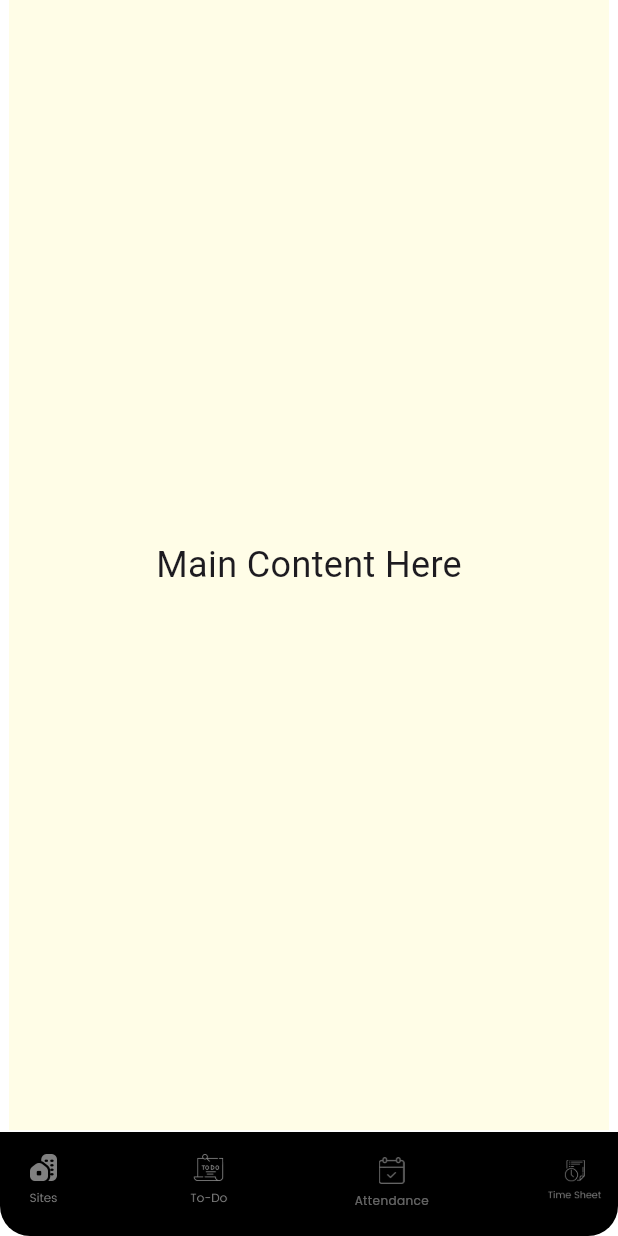
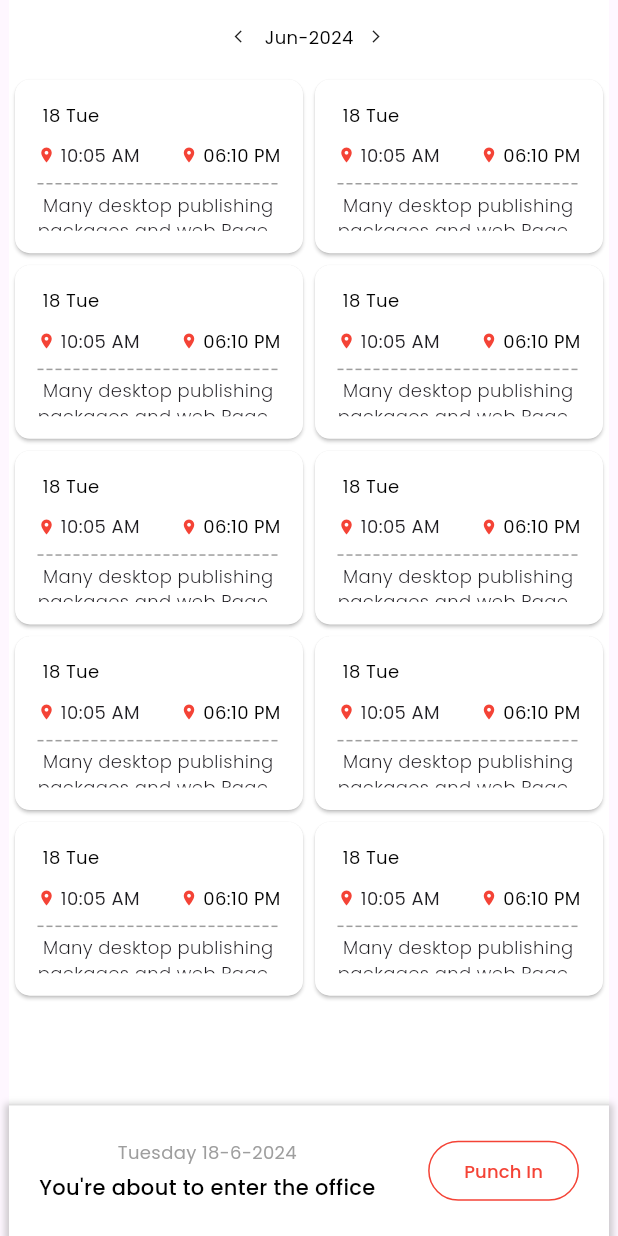
Before and after one commit to MrRohitG/ui3-punch-In-punch-out-in-attendance_-, a Flutter app: the screen it shows after launch, on a phone screen of 412 x 824 dp. Run offline on Flutter 3.47's test engine with Material 3 defaults, Android fonts, the phone set to English and light mode, and no system bars; drawn by our look-alikes of dotted_line; our stand-ins replace google_fonts.

Commit message:
just optimsied code

```diff
--- a/lib/attend1.dart
+++ b/lib/attend1.dart
@@ -51,16 +51,19 @@ class _atted1State extends State<Atted1> {
   }
 
   void insertData() {
-    List<AttedBlock> tempItems = List.generate(10, (index) {
-      return AttedBlock(
-        // date: "${DateFormat.MMM().format(selectedDate)}-${selectedDate.year}",
-        date:
-            "${DateFormat.d().format(selectedDate)} ${DateFormat.E().format(selectedDate)}",
-        punchIn: "10:05 AM",
-        punchOut: "06:10 PM",
-        note: "Many desktop publishing packages and web Page",
+    List<AttedBlock> tempItems = [];
+
+    for (int i = 0; i < 10; i++) {
+      tempItems.add(
+        AttedBlock(
+          date:
+              "${DateFormat.d().format(selectedDate)} ${DateFormat.E().format(selectedDate)}",
+          punchIn: "10:05 AM",
+          punchOut: "06:10 PM",
+          note: "Many desktop publishing packages and web Page",
+        ),
       );
-    });
+    }
 
     setState(() {
       items = tempItems;
--- /dev/null
+++ b/lib/attend1_optimised.dart
@@ -0,0 +1,317 @@
+import 'package:flutter/material.dart';
+import 'package:google_fonts/google_fonts.dart';
+import 'package:dotted_line/dotted_line.dart';
+import 'package:intl/intl.dart';
+
+class AttedBlock {
+  final String date;
+  final String punchIn;
+  final String punchOut;
+  final String note;
+
+  AttedBlock({
+    required this.date,
+    required this.punchIn,
+    required this.punchOut,
+    required this.note,
+  });
+}
+
+class AttedOptimised1 extends StatefulWidget {
+  const AttedOptimised1({super.key});
+
+  @override
+  State<AttedOptimised1> createState() => _AttedOptimised1State();
+}
+
+class _AttedOptimised1State extends State<AttedOptimised1> {
+  List<AttedBlock> items = [];
+  DateTime selectedDate = DateTime.now();
+  bool isPunched = false;
+
+  @override
+  void initState() {
+    super.initState();
+    insertData();
+  }
+
+  Future<void> _selectDate(BuildContext context) async {
+    final DateTime? picked = await showDatePicker(
+      context: context,
+      initialDate: selectedDate,
+      firstDate: DateTime(2000),
+      lastDate: DateTime(2101),
+      initialDatePickerMode: DatePickerMode.year,
+    );
+    if (picked != null && picked != selectedDate) {
+      setState(() {
+        selectedDate = picked;
+        insertData();
+      });
+    }
+  }
+
+  void insertData() {
+    items = List.generate(
+      10,
+      (i) => AttedBlock(
+        date:
+            "${DateFormat.d().format(selectedDate)} ${DateFormat.E().format(selectedDate)}",
+        punchIn: "10:05 AM",
+        punchOut: "06:10 PM",
+        note: "Many desktop publishing packages and web Page",
+      ),
+    );
+    setState(() {});
+  }
+
+  Widget _buildDateSelector() {
+    return GestureDetector(
+      onTap: () => _selectDate(context),
+      child: Container(
+        width: 155,
+        padding: const EdgeInsets.all(8),
+        decoration: ShapeDecoration(
+          color: Colors.white,
+          shape: RoundedRectangleBorder(
+            borderRadius: BorderRadius.circular(15.0),
+          ),
+        ),
+        child: Row(
+          mainAxisAlignment: MainAxisAlignment.center,
+          children: [
+            const Icon(Icons.arrow_back_ios, size: 10),
+            const SizedBox(width: 10),
+            Text(
+              "${DateFormat.MMM().format(selectedDate)}-${selectedDate.year}",
+              style: GoogleFonts.poppins(
+                  fontSize: 12,
+                  color: Colors.black,
+                  fontWeight: FontWeight.w400),
+            ),
+            const SizedBox(width: 10),
+            const Icon(Icons.arrow_forward_ios, size: 10),
+          ],
+        ),
+      ),
+    );
+  }
+
+  Widget _buildAttendanceCard(AttedBlock item) {
+    return Card(
+      shape: RoundedRectangleBorder(borderRadius: BorderRadius.circular(10.0)),
+      color: Colors.white,
+      child: Padding(
+        padding: const EdgeInsets.all(15),
+        child: Column(
+          crossAxisAlignment: CrossAxisAlignment.start,
+          children: [
+            Text(
+              " ${DateFormat.d().format(selectedDate)} ${DateFormat.E().format(selectedDate)}",
+              style: GoogleFonts.poppins(
+                  fontSize: 12,
+                  color: Colors.black,
+                  fontWeight: FontWeight.w400),
+            ),
+            const SizedBox(height: 10),
+            Row(
+              children: [
+                const Icon(Icons.location_on, color: Colors.red, size: 12),
+                Text(" ${item.punchIn}",
+                    style: GoogleFonts.poppins(fontSize: 12)),
+                const Spacer(),
+                const Icon(Icons.location_on, color: Colors.red, size: 12),
+                Text(" ${item.punchOut}",
+                    style: GoogleFonts.poppins(
+                        fontSize: 12,
+                        color: Colors.black,
+                        fontWeight: FontWeight.w400)),
+              ],
+            ),
+            const SizedBox(height: 10),
+            const DottedLine(
+              direction: Axis.horizontal,
+              lineLength: double.infinity,
+              lineThickness: 1.0,
+              dashLength: 4.0,
+              dashColor: Colors.grey,
+              dashGapLength: 2.0,
+            ),
+            const SizedBox(height: 5),
+            Expanded(
+              child: Text(
+                " ${item.note}",
+                style: GoogleFonts.poppins(
+                    fontSize: 12, fontWeight: FontWeight.w300),
+                overflow: TextOverflow.ellipsis,
+                maxLines: 2,
+              ),
+            ),
+          ],
+        ),
+      ),
+    );
+  }
+
+  Widget _buildPunchInOutContainer() {
+    return Container(
+      height: isPunched ? 180 : 88,
+      decoration: BoxDecoration(
+        color: Colors.white,
+        borderRadius: isPunched
+            ? const BorderRadius.vertical(top: Radius.circular(10))
+            : BorderRadius.zero,
+        border:
+            Border(top: BorderSide(color: Colors.grey.shade300, width: 1.0)),
+        boxShadow: [
+          BoxShadow(
+            color: Colors.grey.withOpacity(0.5),
+            spreadRadius: 3,
+            blurRadius: 3,
+            offset: const Offset(0, 3),
+          ),
+        ],
+      ),
+      child: isPunched ? _buildPunchOutContent() : _buildPunchInContent(),
+    );
+  }
+
+  Widget _buildPunchInContent() {
+    return Center(
+      child: Row(
+        children: [
+          Padding(
+            padding: const EdgeInsets.only(left: 20.0),
+            child: Column(
+              mainAxisAlignment: MainAxisAlignment.center,
+              children: [
+                Text(
+                  "${DateFormat.EEEE().format(selectedDate)} ${selectedDate.day}-${selectedDate.month}-${selectedDate.year}",
+                  style: GoogleFonts.poppins(fontSize: 12, color: Colors.grey),
+                ),
+                const SizedBox(height: 5),
+                Text(
+                  "You're about to enter the office",
+                  style: GoogleFonts.poppins(
+                      fontSize: 14,
+                      color: Colors.black,
+                      fontWeight: FontWeight.w500),
+                ),
+              ],
+            ),
+          ),
+          const Spacer(),
+          OutlinedButton(
+            onPressed: () {
+              setState(() {
+                isPunched = true;
+              });
+            },
+            style: OutlinedButton.styleFrom(
+              side: const BorderSide(color: Colors.red),
+              backgroundColor: Colors.white,
+              shape: RoundedRectangleBorder(
+                  borderRadius: BorderRadius.circular(25)),
+            ),
+            child: Text('Punch In',
+                style: GoogleFonts.poppins(fontSize: 12, color: Colors.red)),
+          ),
+          const SizedBox(width: 20),
+        ],
+      ),
+    );
+  }
+
+  Widget _buildPunchOutContent() {
+    return Column(
+      children: [
+        Row(
+          mainAxisAlignment: MainAxisAlignment.center,
+          children: [
+            const SizedBox(height: 40),
+            Padding(
+              padding: const EdgeInsets.all(6),
+              child: Text(
+                "${DateFormat.EEEE().format(selectedDate)} ${selectedDate.day}-${selectedDate.month}-${selectedDate.year}",
+                style: GoogleFonts.poppins(fontSize: 12, color: Colors.grey),
+              ),
+            ),
+          ],
+        ),
+        Padding(
+          padding: const EdgeInsets.symmetric(horizontal: 20),
+          child: TextField(
+            maxLines: 1,
+            maxLength: 50,
+            decoration: InputDecoration(
+              border: OutlineInputBorder(
+                borderRadius: BorderRadius.circular(10),
+                borderSide: BorderSide(color: Colors.grey.shade400, width: 0.5),
+              ),
+              labelText: 'Description',
+              labelStyle: GoogleFonts.poppins(
+                  fontSize: 12,
+                  color: Colors.black,
+                  fontWeight: FontWeight.w300),
+            ),
+          ),
+        ),
+        const SizedBox(height: 12),
+        OutlinedButton(
+          onPressed: () {
+            setState(() {
+              isPunched = false;
+            });
+          },
+          style: OutlinedButton.styleFrom(
+            side: const BorderSide(color: Colors.red),
+            backgroundColor: Colors.white,
+            shape:
+                RoundedRectangleBorder(borderRadius: BorderRadius.circular(25)),
+          ),
+          child: Text('Punch Out',
+              style: GoogleFonts.poppins(fontSize: 12, color: Colors.red)),
+        ),
+      ],
+    );
+  }
+
+  @override
+  Widget build(BuildContext context) {
+    return Scaffold(
+      body: SafeArea(
+        child: Center(
+          child: Container(
+            width: 400,
+            color: Colors.white,
+            child: Column(
+              mainAxisAlignment: MainAxisAlignment.start,
+              children: [
+                Padding(
+                  padding: const EdgeInsets.all(8.0),
+                  child: Center(child: _buildDateSelector()),
+                ),
+                Expanded(
+                  child: GridView.builder(
+                    shrinkWrap: true,
+                    physics: const ClampingScrollPhysics(),
+                    gridDelegate:
+                        const SliverGridDelegateWithFixedCrossAxisCount(
+                      crossAxisCount: 2,
+                      childAspectRatio: 1.616,
+                    ),
+                    itemCount: items.length,
+                    itemBuilder: (context, index) =>
+                        _buildAttendanceCard(items[index]),
+                  ),
+                ),
+                const SizedBox(height: 20),
+                _buildPunchInOutContainer(),
+              ],
+            ),
+          ),
+        ),
+      ),
+    );
+  }
+}
--- a/lib/main.dart
+++ b/lib/main.dart
@@ -1,5 +1,6 @@
 import 'package:flutter/material.dart';
 import 'package:ui3/attend1.dart';
+import 'package:ui3/attend1_optimised.dart';
 import 'package:ui3/homedashboard.dart';
 
 void main() {
@@ -18,7 +19,7 @@ class MyApp extends StatelessWidget {
         colorScheme: ColorScheme.fromSeed(seedColor: Colors.deepPurple),
         useMaterial3: true,
       ),
-      home: const MainDash(),
+      home: const AttedOptimised1(),
     );
   }
 }
```
